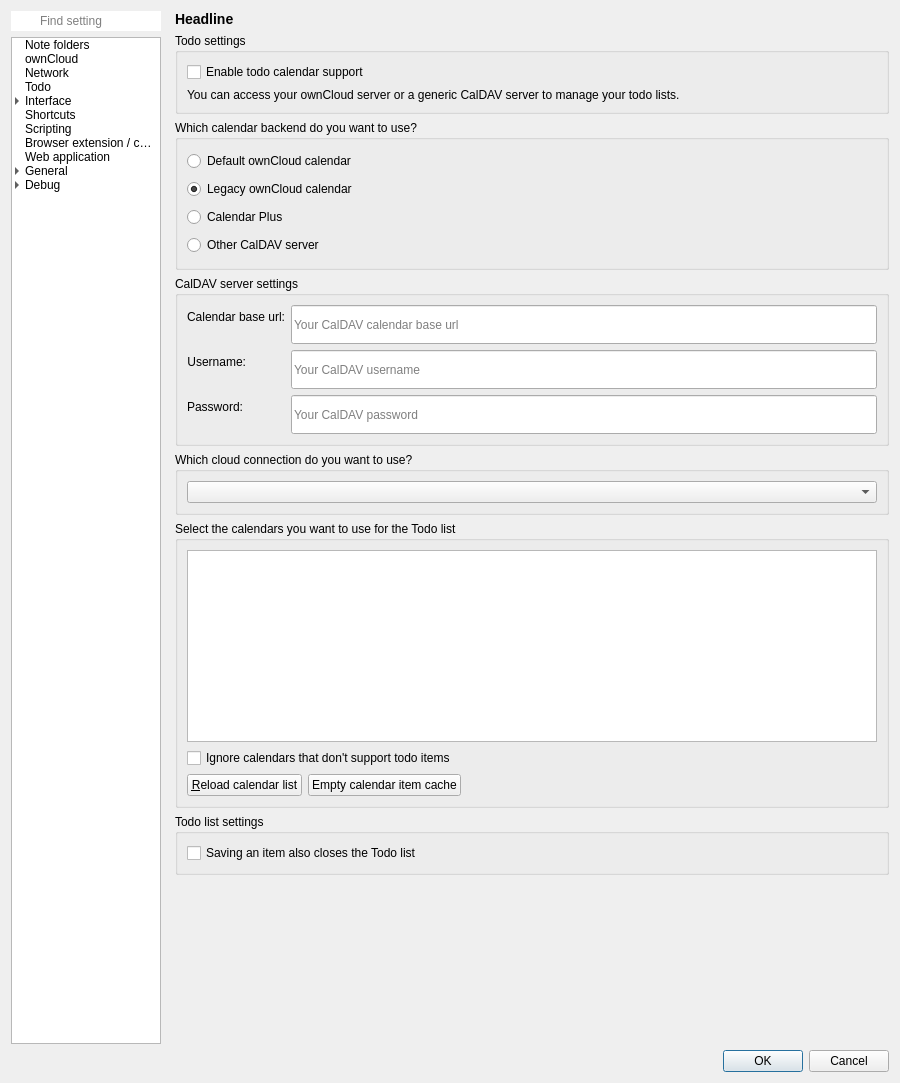
Qt form src/dialogs/settingsdialog.ui (pbek/QOwnNotes) before a commit.
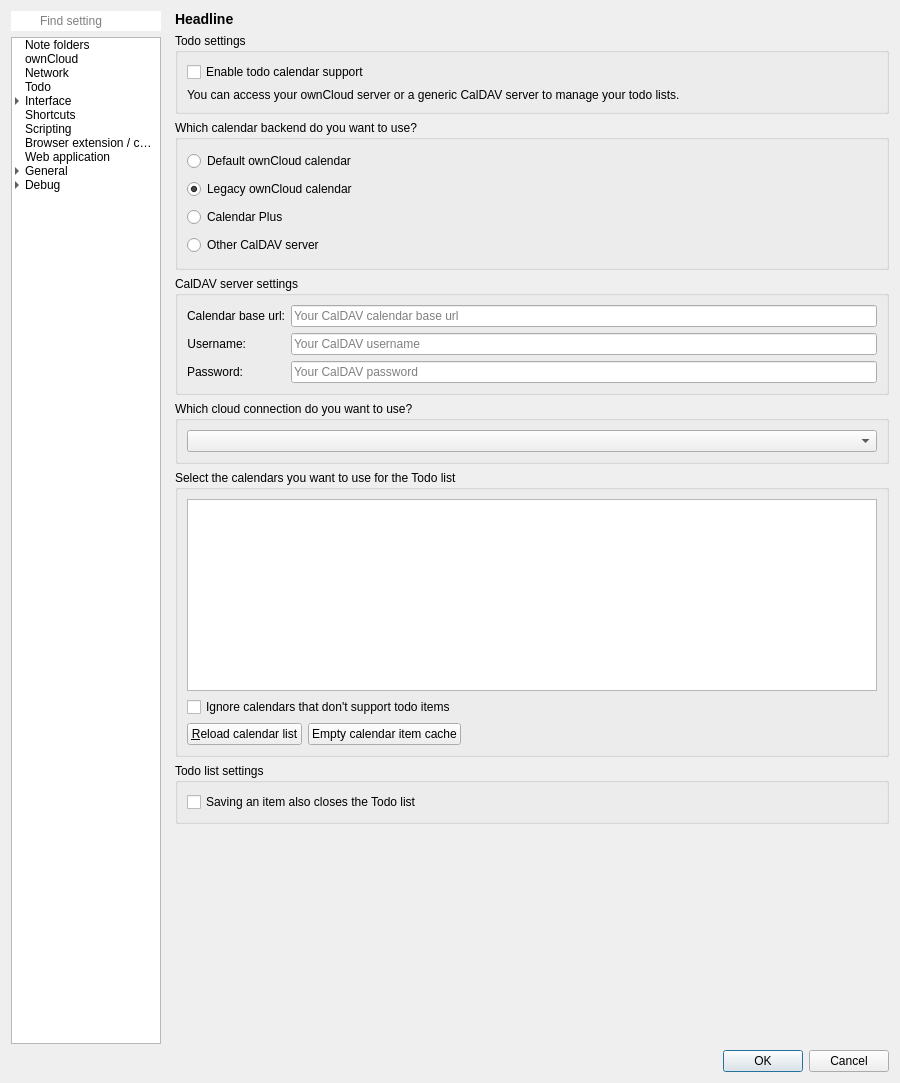
The same form after that commit. The open tabs and pages were chosen to show the change. Icons and pictures are not drawn. Custom widgets are drawn as their Qt base class.

Commit message: Fix glitch in custom CalDAV server settings

```diff
--- a/src/dialogs/settingsdialog.ui
+++ b/src/dialogs/settingsdialog.ui
@@ -1949,7 +1949,7 @@
                 <item row="0" column="1">
                  <widget class="QLineEdit" name="calDavServerUrlEdit">
                   <property name="sizePolicy">
-                   <sizepolicy hsizetype="Expanding" vsizetype="Expanding">
+                   <sizepolicy hsizetype="Expanding" vsizetype="Preferred">
                     <horstretch>0</horstretch>
                     <verstretch>0</verstretch>
                    </sizepolicy>
@@ -1971,7 +1971,7 @@
                   </property>
                  </widget>
                 </item>
-                <item row="2" column="0">
+                <item row="1" column="0">
                  <widget class="QLabel" name="label_15">
                   <property name="text">
                    <string>Username:</string>
@@ -1981,10 +1981,10 @@
                   </property>
                  </widget>
                 </item>
-                <item row="2" column="1">
+                <item row="1" column="1">
                  <widget class="QLineEdit" name="calDavUsernameEdit">
                   <property name="sizePolicy">
-                   <sizepolicy hsizetype="Expanding" vsizetype="Expanding">
+                   <sizepolicy hsizetype="Expanding" vsizetype="Preferred">
                     <horstretch>0</horstretch>
                     <verstretch>0</verstretch>
                    </sizepolicy>
@@ -2006,7 +2006,7 @@
                   </property>
                  </widget>
                 </item>
-                <item row="3" column="0">
+                <item row="2" column="0">
                  <widget class="QLabel" name="label_16">
                   <property name="text">
                    <string>Password:</string>
@@ -2016,10 +2016,10 @@
                   </property>
                  </widget>
                 </item>
-                <item row="3" column="1">
+                <item row="2" column="1">
                  <widget class="QLineEdit" name="calDavPasswordEdit">
                   <property name="sizePolicy">
-                   <sizepolicy hsizetype="Expanding" vsizetype="Expanding">
+                   <sizepolicy hsizetype="Expanding" vsizetype="Preferred">
                     <horstretch>0</horstretch>
                     <verstretch>0</verstretch>
                    </sizepolicy>
@@ -2158,7 +2158,7 @@
                <property name="sizeHint" stdset="0">
                 <size>
                  <width>20</width>
-                 <height>40</height>
+                 <height>5</height>
                 </size>
                </property>
               </spacer>
```
Left out of the diff: 4 changed lines with no effect on the pictures. The commit also changes 1 other file.
